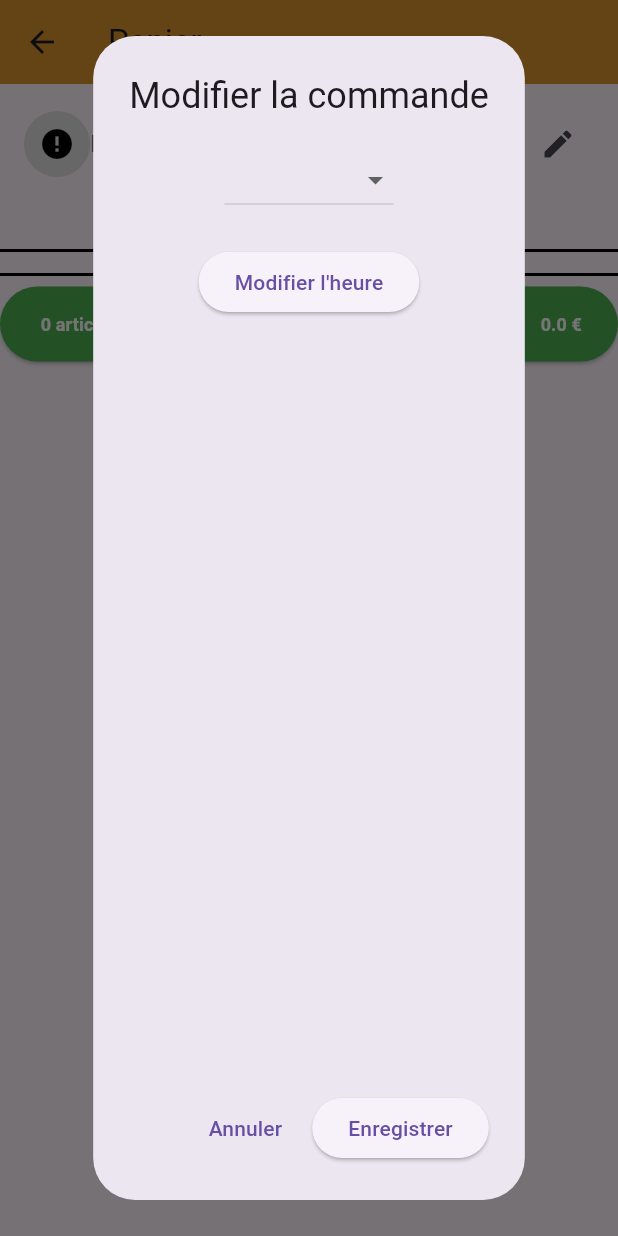
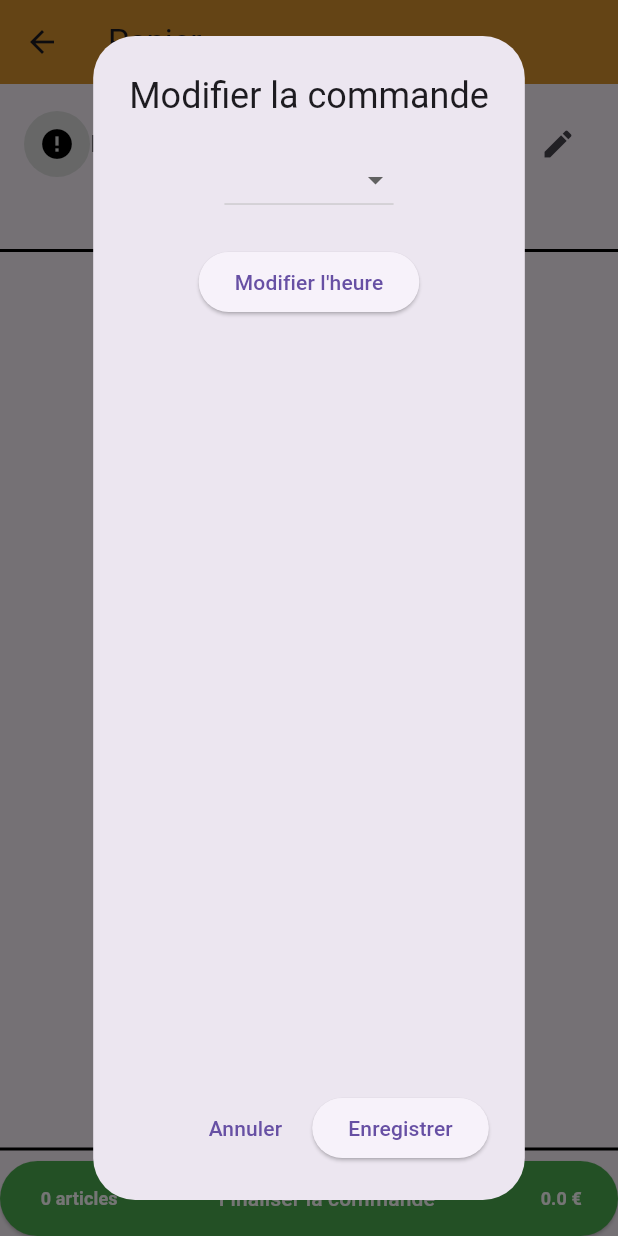
Before and after one commit to Dalel1akremi/flutterProject, a Flutter app: the PanierPage screen opened directly, after a tap on the "edit" icon, on a phone screen of 412 x 824 dp. Run offline on Flutter 3.47's test engine with Material 3 defaults, Android fonts, the phone set to English and light mode, and no system bars; our stand-ins replace firebase_auth, firebase_core, google_sign_in, shared_preferences; missing offline and left inert: bcrypt; accounts and stored records are empty.

```diff
--- a/FLUTTER/lib/pages/aboutPaiement/panier.dart
+++ b/FLUTTER/lib/pages/aboutPaiement/panier.dart
@@ -1,5 +1,3 @@
-// ignore_for_file: use_build_context_synchronously
-
 import 'package:demo/pages/aboutUser/adresse.dart';
 import 'package:demo/pages/aboutUser/login.dart';
 import 'package:flutter/foundation.dart';
@@ -11,11 +9,10 @@ import 'package:shared_preferences/shared_preferences.dart';
 
 class PanierPage extends StatefulWidget {
   const PanierPage({
-    super.key,
-  });
+    Key? key,
+  }) : super(key: key);
 
   @override
-  // ignore: library_private_types_in_public_api
   _PanierPageState createState() => _PanierPageState();
 }
 
@@ -103,8 +100,7 @@ Future<void> initAuthProvider() async {
         backgroundColor: const Color.fromARGB(222, 212, 133, 14),
         title: const Text("Panier"),
       ),
-    body: SingleChildScrollView(
-      child: Column(
+      body: Column(
         crossAxisAlignment: CrossAxisAlignment.start,
         children: [
           Padding(
@@ -150,9 +146,8 @@ Future<void> initAuthProvider() async {
             color: Colors.black,
             thickness: 2,
           ),
-          ListView.builder(
-            shrinkWrap: true,
-            physics: const NeverScrollableScrollPhysics(),
+          Expanded(
+            child: ListView.builder(
               itemCount: panier.length,
               itemBuilder: (context, index) {
                 final article = panier[index];
@@ -188,6 +183,7 @@ Future<void> initAuthProvider() async {
                 );
               },
             ),
+          ),
           const Divider(
             color: Colors.black,
             thickness: 2,
@@ -196,10 +192,13 @@ Future<void> initAuthProvider() async {
             width: double.infinity,
             child: ElevatedButton(
               onPressed: () async {
+                // Récupérer le token depuis le stockage local
                 SharedPreferences prefs = await SharedPreferences.getInstance();
                 String? token = prefs.getString('token');
 
+                // Vérifier si un token est présent dans le stockage local
                 if (token != null && token.isNotEmpty) {
+                  // Utilisateur authentifié, naviguer vers la page de paiement
                   Navigator.push(
                     context,
                     MaterialPageRoute(
@@ -207,6 +206,7 @@ Future<void> initAuthProvider() async {
                     ),
                   );
                 } else {
+                  // Utilisateur non authentifié, naviguer vers la page de connexion
                   panier.origin = 'panier';
                   Navigator.push(
                     context,
@@ -247,7 +247,6 @@ Future<void> initAuthProvider() async {
           ),
         ],
       ),
-    ),
     );
   }
 
@@ -272,6 +271,7 @@ Future<void> initAuthProvider() async {
                       SharedPreferences prefs = await SharedPreferences.getInstance();
                 String? token = prefs.getString('token');
 
+                // Vérifier si un token est présent dans le stockage local
                 if (token != null && token.isNotEmpty) {
                         Navigator.push(
                           context,
```
Lines whose indentation alone changed are shown as unchanged.
